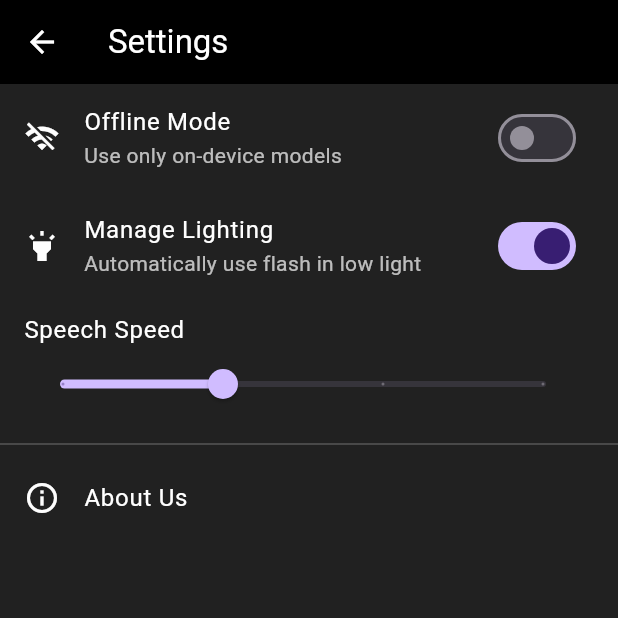
After one commit to WhiteWolf7176/Vision-AI-alpha, a Flutter app: the SettingsScreen screen opened directly, on a phone screen of 412 x 824 dp, the top half of it. The commit adds this screen. Run offline on Flutter 3.47's test engine with Material 3 defaults, Android fonts, the phone set to English and light mode, and no system bars; our stand-ins replace camera, flutter_dotenv, flutter_tts, google_generative_ai, permission_handler, speech_to_text; missing offline and left inert: google_mlkit_text_recognition, tflite_flutter.

Commit message:
added settings menu

```diff
--- /dev/null
+++ b/lib/ui/settings_screen.dart
@@ -0,0 +1,79 @@
+import 'package:flutter/material.dart';
+
+class SettingsScreen extends StatefulWidget {
+  const SettingsScreen({super.key});
+
+  @override
+  State<SettingsScreen> createState() => _SettingsScreenState();
+}
+
+class _SettingsScreenState extends State<SettingsScreen> {
+  // Placeholder state variables for the settings
+  bool _isOfflineMode = false;
+  bool _manageLighting = true;
+  double _speechSpeed = 1.0;
+
+  @override
+  Widget build(BuildContext context) {
+    return Scaffold(
+      appBar: AppBar(
+        title: const Text('Settings'),
+        backgroundColor: Colors.black,
+        foregroundColor: Colors.white,
+      ),
+      backgroundColor: Colors.grey[900],
+      body: ListView(
+        children: [
+          SwitchListTile(
+            title: const Text('Offline Mode', style: TextStyle(color: Colors.white)),
+            subtitle: const Text('Use only on-device models', style: TextStyle(color: Colors.white70)),
+            value: _isOfflineMode,
+            onChanged: (bool value) {
+              setState(() {
+                _isOfflineMode = value;
+                // TODO: Save this setting
+              });
+            },
+            secondary: const Icon(Icons.wifi_off, color: Colors.white),
+          ),
+          SwitchListTile(
+            title: const Text('Manage Lighting', style: TextStyle(color: Colors.white)),
+            subtitle: const Text('Automatically use flash in low light', style: TextStyle(color: Colors.white70)),
+            value: _manageLighting,
+            onChanged: (bool value) {
+              setState(() {
+                _manageLighting = value;
+                // TODO: Save this setting
+              });
+            },
+            secondary: const Icon(Icons.highlight, color: Colors.white),
+          ),
+          ListTile(
+            title: const Text('Speech Speed', style: TextStyle(color: Colors.white)),
+            subtitle: Slider(
+              value: _speechSpeed,
+              min: 0.5,
+              max: 2.0,
+              divisions: 3,
+              label: _speechSpeed.toStringAsFixed(1),
+              onChanged: (double value) {
+                setState(() {
+                  _speechSpeed = value;
+                  // TODO: Save this setting and update TTS engine
+                });
+              },
+            ),
+          ),
+          const Divider(color: Colors.white24),
+          ListTile(
+            title: const Text('About Us', style: TextStyle(color: Colors.white)),
+            leading: const Icon(Icons.info_outline, color: Colors.white),
+            onTap: () {
+              // TODO: Navigate to an "About Us" page
+            },
+          ),
+        ],
+      ),
+    );
+  }
+}
--- a/pubspec.yaml
+++ b/pubspec.yaml
@@ -44,6 +44,7 @@ dependencies:
   cupertino_icons: ^1.0.8
   google_generative_ai: ^0.4.7
   flutter_dotenv: ^5.1.0
+  shared_preferences: ^2.2.3
 
 dev_dependencies:
   flutter_test:
```
Also changed, not shown: lib/ui/camera_screen.dart (+30 -24 lines), pubspec.lock, 1 other file.
